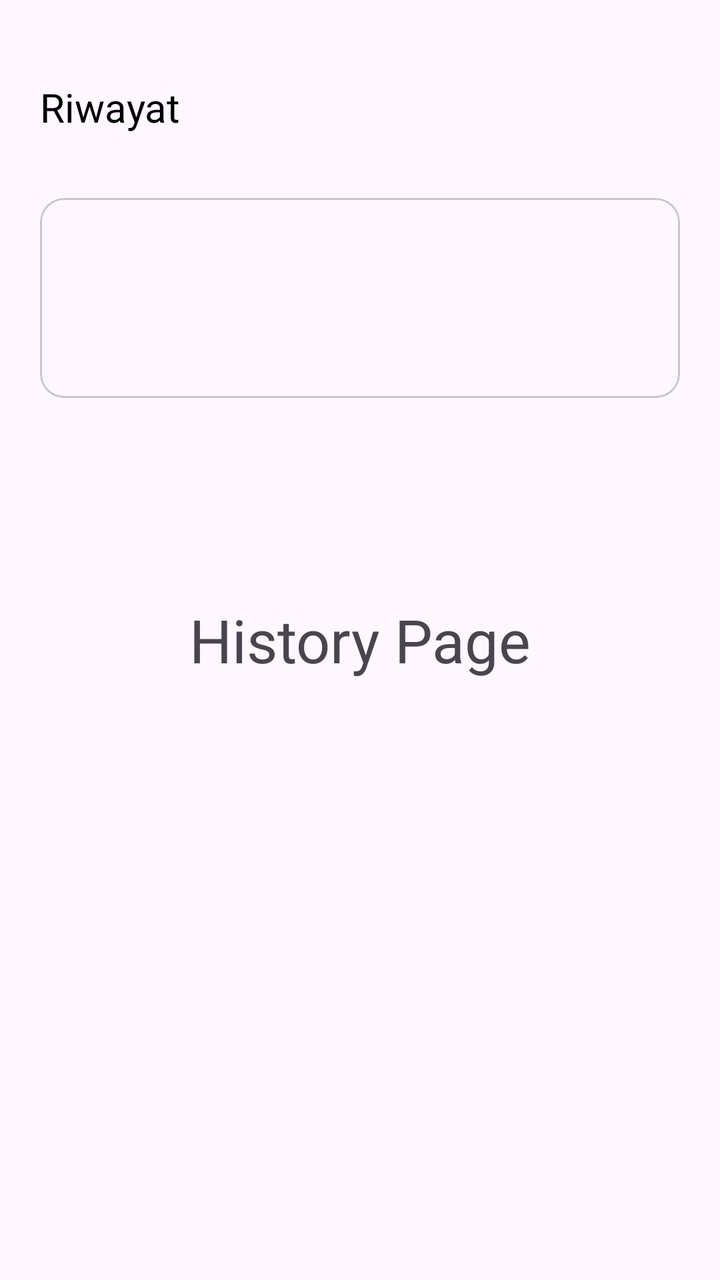
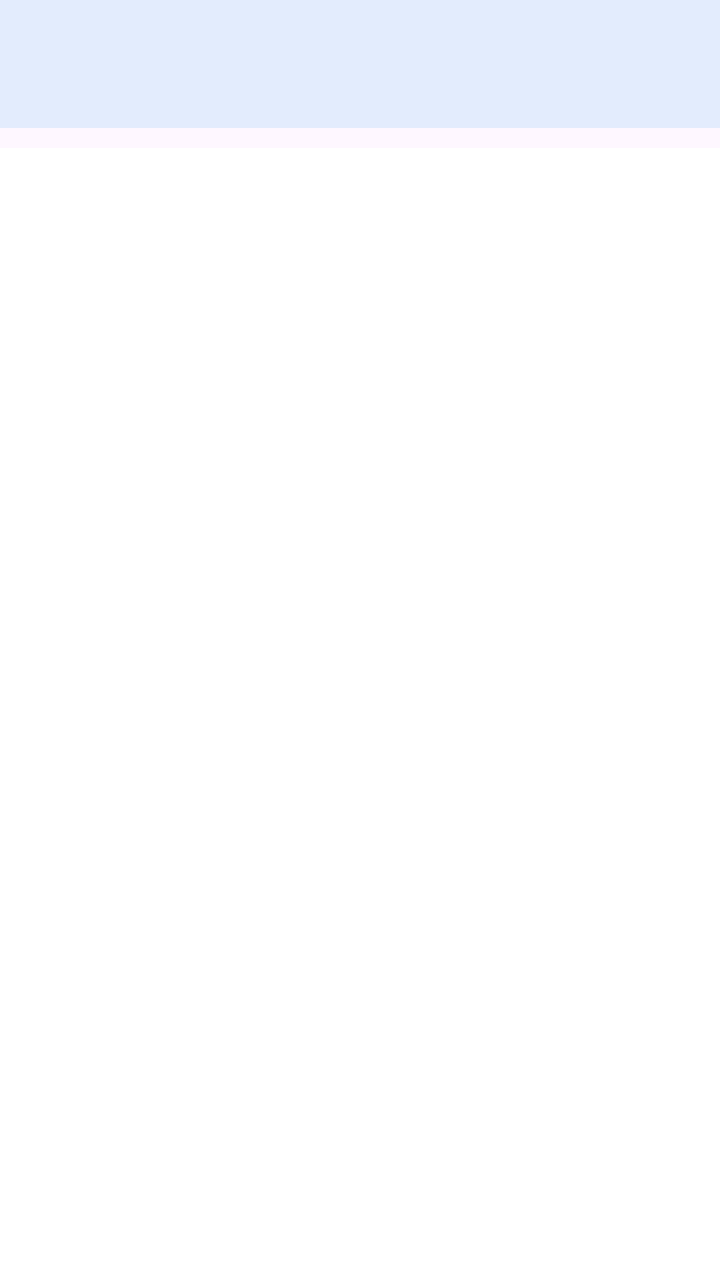

Compare the two renders of this Android layout. The source of the first and the diff that turns it into the second are given below.
<!-- AndroidManifest.xml: application theme Theme.Projek_Marcel -->
<!-- res/layout/fragment_history.xml -->
<?xml version="1.0" encoding="utf-8"?>
<androidx.constraintlayout.widget.ConstraintLayout xmlns:android="http://schemas.android.com/apk/res/android"
    xmlns:app="http://schemas.android.com/apk/res-auto"
    xmlns:tools="http://schemas.android.com/tools"
    android:layout_width="match_parent"
    android:layout_height="match_parent"
    tools:context=".History.HistoryFragment">

    <com.google.android.material.card.MaterialCardView
        android:layout_width="match_parent"
        android:layout_height="100dp"
        android:layout_marginTop="32dp"
        android:layout_marginStart="20dp"
        android:layout_marginEnd="20dp"
        app:layout_constraintTop_toBottomOf="@+id/textView12"
        tools:layout_editor_absoluteX="0dp">

    </com.google.android.material.card.MaterialCardView>

    <TextView
        android:layout_width="match_parent"
        android:layout_height="match_parent"
        android:gravity="center"
        android:textSize="30dp"
        android:text="History Page" />

    <TextView
        android:id="@+id/textView12"
        android:layout_width="wrap_content"
        android:layout_height="wrap_content"
        android:layout_marginTop="40dp"
        android:layout_marginStart="20dp"
        android:fontFamily="@font/poppins_semibold"
        android:text="Riwayat"
        android:textColor="@color/black"
        android:textSize="20dp"
        app:layout_constraintEnd_toEndOf="parent"
        app:layout_constraintHorizontal_bias="0.0"
        app:layout_constraintStart_toStartOf="parent"
        app:layout_constraintTop_toTopOf="parent" />

</androidx.constraintlayout.widget.ConstraintLayout>
<!-- resources referenced by this layout -->
<resources>
  <color name="black">#FF000000</color>
  <style name="Theme.Projek_Marcel" parent="Base.Theme.Projek_Marcel" />
  <style name="Base.Theme.Projek_Marcel" parent="Theme.Material3.DayNight.NoActionBar">
          
          
      </style>
</resources>

<!-- the commit's change to res/layout/fragment_history.xml (unified diff, before → after) -->
@@ -1,42 +1,38 @@
 <?xml version="1.0" encoding="utf-8"?>
-<androidx.constraintlayout.widget.ConstraintLayout xmlns:android="http://schemas.android.com/apk/res/android"
+<androidx.coordinatorlayout.widget.CoordinatorLayout
+    xmlns:android="http://schemas.android.com/apk/res/android"
     xmlns:app="http://schemas.android.com/apk/res-auto"
     xmlns:tools="http://schemas.android.com/tools"
     android:layout_width="match_parent"
     android:layout_height="match_parent"
+    android:background="@color/white"
     tools:context=".History.HistoryFragment">
 
-    <com.google.android.material.card.MaterialCardView
+    <com.google.android.material.appbar.AppBarLayout
+        android:id="@+id/appBarLayout"
         android:layout_width="match_parent"
-        android:layout_height="100dp"
-        android:layout_marginTop="32dp"
-        android:layout_marginStart="20dp"
-        android:layout_marginEnd="20dp"
-        app:layout_constraintTop_toBottomOf="@+id/textView12"
-        tools:layout_editor_absoluteX="0dp">
+        android:textColor="@color/black"
 
-    </com.google.android.material.card.MaterialCardView>
+        android:layout_height="wrap_content"
+        android:theme="@style/ThemeOverlay.AppCompat.Dark.ActionBar">
+        <androidx.appcompat.widget.Toolbar
+            android:id="@+id/toolbar"
+            android:layout_width="match_parent"
+            android:layout_height="?attr/actionBarSize"
+            android:background="?attr/colorPrimary"
+            android:backgroundTint="@color/background_color"
+            app:layout_scrollFlags="scroll|enterAlways"
+            android:layout_marginBottom="10dp"
 
-    <TextView
+            app:titleTextColor="@android:color/black" />
+    </com.google.android.material.appbar.AppBarLayout>
+
+    <ListView
+        android:id="@+id/listViewItems"
         android:layout_width="match_parent"
         android:layout_height="match_parent"
-        android:gravity="center"
-        android:textSize="30dp"
-        android:text="History Page" />
+        android:divider="@null"
+        android:dividerHeight="0dp"
+        app:layout_behavior="@string/appbar_scrolling_view_behavior" />
 
-    <TextView
-        android:id="@+id/textView12"
-        android:layout_width="wrap_content"
-        android:layout_height="wrap_content"
-        android:layout_marginTop="40dp"
-        android:layout_marginStart="20dp"
-        android:fontFamily="@font/poppins_semibold"
-        android:text="Riwayat"
-        android:textColor="@color/black"
-        android:textSize="20dp"
-        app:layout_constraintEnd_toEndOf="parent"
-        app:layout_constraintHorizontal_bias="0.0"
-        app:layout_constraintStart_toStartOf="parent"
-        app:layout_constraintTop_toTopOf="parent" />
-
-</androidx.constraintlayout.widget.ConstraintLayout>
+</androidx.coordinatorlayout.widget.CoordinatorLayout>
<!-- resource entries referenced after the edit -->
@@ -1,6 +1,8 @@
 <!-- resources referenced by this layout -->
 <resources>
+  <color name="background_color">#E3ECFD</color>
   <color name="black">#FF000000</color>
+  <color name="white">#FFFFFFFF</color>
   <style name="Theme.Projek_Marcel" parent="Base.Theme.Projek_Marcel" />
   <style name="Base.Theme.Projek_Marcel" parent="Theme.Material3.DayNight.NoActionBar">
           
